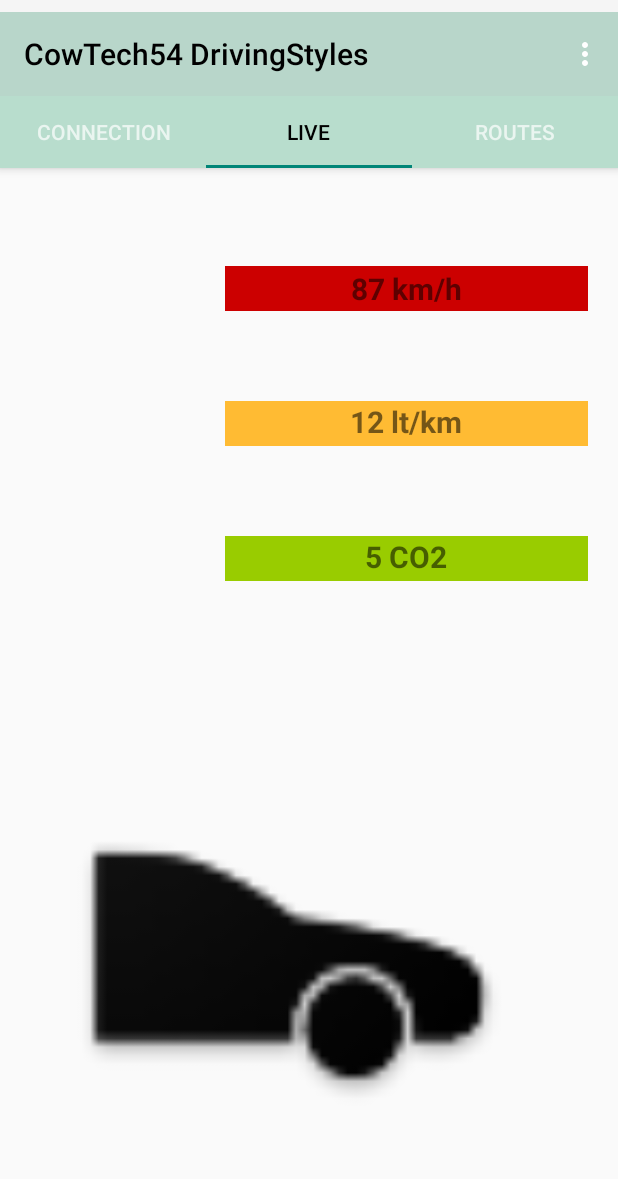
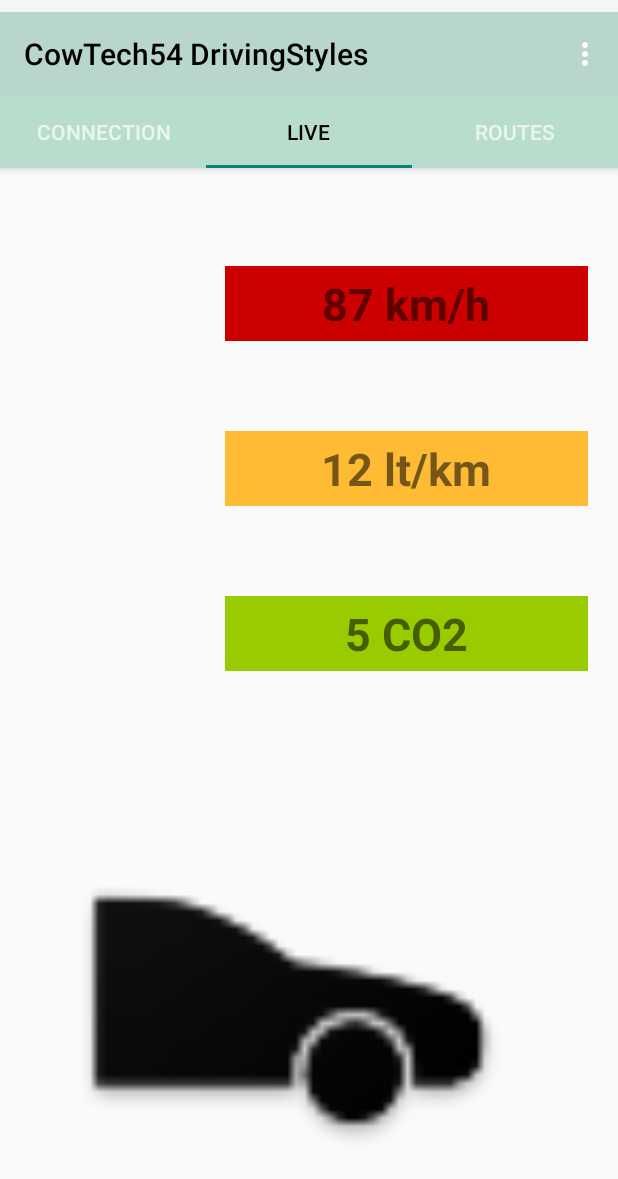
Before and after one commit to AdanSzHa/PaInt, an Android app: the CowTabFragment1 screen opened directly, with no data from a screen before it, tab 2 chosen, on a phone screen of 412 x 824 dp. Shown: the top 1179 px of the screen. Run offline under Robolectric (Android 15) with nearby library versions, the phone set to English and light mode, and no system bars; our stand-ins replace Picasso, RxJava; libraries missing offline, so code that uses them is left out: com.facebook, com.mikepenz.google_material_typeface_library, com.mikepenz.materialdrawer, com.mikepenz.materialize, org.apache.poi; pictures from the network do not load; 15 statements that could not run were skipped.

Commit message:
Fragment2

```diff
--- a/app/src/main/java/com/adans/app_10/Cowtech54/CowTabFragment1.java
+++ b/app/src/main/java/com/adans/app_10/Cowtech54/CowTabFragment1.java
@@ -261,7 +261,6 @@ public class CowTabFragment1 extends Fragment implements View.OnClickListener, L
                     starBinder();
                     //DB Saver
                     startRepeating();
-                    tss=ts;
                 }else {
                     Toast.makeText(getApplicationContext(), "Espera la conexión del GPS", Toast.LENGTH_LONG).show(); }
             }
@@ -576,7 +575,6 @@ public class CowTabFragment1 extends Fragment implements View.OnClickListener, L
     private Runnable mToastRunnable = new Runnable() {
 
         String baseDir = android.os.Environment.getExternalStorageDirectory().getAbsolutePath();
-        String hrs=String.valueOf(hr);
         String fileName =(getDateString()+"_DBPrueba"+".csv");
         String filePath = baseDir + File.separator + fileName;
         File f = new File(filePath );
@@ -622,26 +620,6 @@ public class CowTabFragment1 extends Fragment implements View.OnClickListener, L
             {
                 //error
             }
-
-            /*try
-            {
-                DWriter = new CSVWriter(new FileWriter("/sdcard/CowAdas/CSVDB.csv"), ',');
-                String[] entries = new String[15];// array of your values
-                entries[0]=TS;entries[1]=VAX;entries[2]=VAY;entries[3]=VAZ;entries[4]=VGX;entries[5]=VGY;entries[6]=VGZ;
-                entries[7]=AGX;entries[8]=AGY;entries[9]=AGZ;entries[10]=LAT;entries[11]=LOG;entries[12]=ALT;entries[13]=NOSts;
-                entries[14]=Speed;
-                DWriter.writeNext(entries);
-                DWriter.close();
-            }
-            catch (IOException e)
-            {
-                //error
-            }*/
-
-            //dataline=(TS+"2223"+VAX+VAY+VAZ+VGX+VGY+VGZ+AGX+AGY+Speed+LAT+LOG+ALT+NOSts+"/n");
-            //tvPerfil.setText(String.valueOf(AX)); tvConsumo.setText(String.valueOf(AY));tvEmisiones.setText(String.valueOf(AZ));
-
-            //ActLabels();
 
             Double dlyto = 0.1;//Segundos
             mHandler.postDelayed(this, (long) (dlyto * 1000));
@@ -702,4 +680,12 @@ public class CowTabFragment1 extends Fragment implements View.OnClickListener, L
         dateString2 = rsltDate;
         return dateString2;
     }
+
+    public String getTS() {
+        return TS;
+    }
+
+    public String getAGY() {
+        return AGY;
+    }
 }
--- a/app/src/main/java/com/adans/app_10/Cowtech54/CowTabFragment2.java
+++ b/app/src/main/java/com/adans/app_10/Cowtech54/CowTabFragment2.java
@@ -106,4 +106,5 @@ public class CowTabFragment2 extends Fragment {
         // TODO: Update argument type and name
         void onFragmentInteraction(Uri uri);
     }
+
 }
--- a/app/src/main/java/com/adans/app_10/JavaTest/TestInterpolation.java
+++ b/app/src/main/java/com/adans/app_10/JavaTest/TestInterpolation.java
@@ -1,5 +1,4 @@
 package com.adans.app_10.JavaTest;
-
 import com.adans.app_10.Cowtech54.Util;
 
 /**
--- a/app/src/main/res/layout/fragment_cow_tab2.xml
+++ b/app/src/main/res/layout/fragment_cow_tab2.xml
@@ -24,52 +24,51 @@
 
         <TextView
             android:id="@+id/speedTxtTab2"
-            android:text="87 km/h"
             android:layout_width="fill_parent"
-            android:layout_height="30dp"
+            android:layout_height="50dp"
             android:layout_marginTop="60dp"
             android:layout_weight="1"
-            android:textStyle="bold"
-            android:textSize="20sp"
+            android:background="@android:color/holo_red_dark"
+            android:gravity="center_vertical"
+            android:text="87 km/h"
             android:textAlignment="center"
-            android:gravity="center_vertical"
-            android:background="@android:color/holo_red_dark">
-        </TextView>
+            android:textSize="30sp"
+            android:textStyle="bold"></TextView>
 
         <TextView
             android:id="@+id/consumptionTxtTab2"
+            android:layout_width="fill_parent"
+            android:layout_height="50dp"
+            android:layout_below="@id/speedTxtTab2"
+            android:layout_marginTop="60dp"
+            android:layout_weight="1"
+            android:background="@android:color/holo_orange_light"
+            android:gravity="center_vertical"
             android:text="12 lt/km"
-            android:layout_width="fill_parent"
-            android:layout_height="30dp"
-            android:layout_marginTop="60dp"
-            android:layout_below="@id/speedTxtTab2"
-            android:layout_weight="1"
-            android:textStyle="bold"
-            android:textSize="20sp"
             android:textAlignment="center"
-            android:background="@android:color/holo_orange_light">
-        </TextView>
+            android:textSize="30sp"
+            android:textStyle="bold"></TextView>
 
         <TextView
             android:id="@+id/emisionsTxtTab2"
+            android:layout_width="fill_parent"
+            android:layout_height="50dp"
+            android:layout_below="@id/consumptionTxtTab2"
+            android:layout_marginTop="60dp"
+            android:layout_weight="1"
+            android:background="@android:color/holo_green_light"
+            android:gravity="center_vertical"
             android:text="5 CO2"
-            android:layout_width="fill_parent"
-            android:layout_height="30dp"
-            android:layout_marginTop="60dp"
-            android:layout_below="@id/consumptionTxtTab2"
-            android:layout_weight="1"
-            android:textStyle="bold"
-            android:textSize="20sp"
             android:textAlignment="center"
-            android:background="@android:color/holo_green_light">
-        </TextView>
+            android:textSize="30sp"
+            android:textStyle="bold"></TextView>
 
     </RelativeLayout>
 
         <ImageView
             android:id="@+id/imageView"
             android:layout_width="match_parent"
-            android:layout_height="192dp"
+            android:layout_height="311dp"
             android:layout_marginTop="20dp"
             android:layout_weight="1"
             android:src="@mipmap/ic_cow_black_nbg" />
```
Also changed, not shown: app/src/main/java/com/adans/app_10/Cowtech54/BtMessageManager.java (+4 -3 lines), app/src/main/java/com/adans/app_10/Cowtech54/CowService.java (+38 -1 lines).
